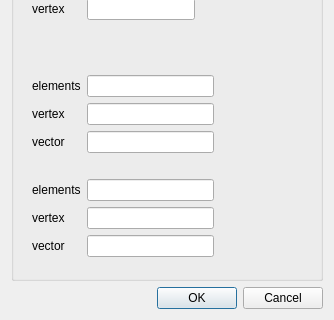
The window that src/HEXABLOCKGUI/Symmetry_QTD.ui (SalomePlatform/hexablock) describes before a commit, drawn with Qt 5; both pictures show x 0 to 334 and y 146 to 466 of the 334 by 466 pixel window.
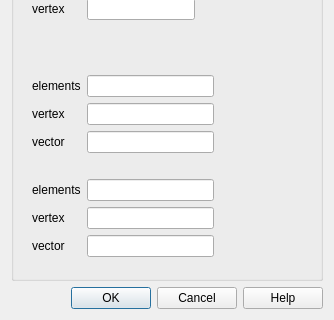
The same window after the commit.

Commit message: added: -Propagation, Vector ( completed ) dialog panel. -Help button on all panel. -Delegate for all Panel updated: -menu always showed for each action

Patch:
```diff
--- a/src/HEXABLOCKGUI/Symmetry_QTD.ui
+++ b/src/HEXABLOCKGUI/Symmetry_QTD.ui
@@ -249,7 +249,7 @@
       <enum>Qt::Horizontal</enum>
      </property>
      <property name="standardButtons">
-      <set>QDialogButtonBox::Cancel|QDialogButtonBox::Ok</set>
+      <set>QDialogButtonBox::Cancel|QDialogButtonBox::Ok|QDialogButtonBox::Help</set>
      </property>
     </widget>
    </item>
```
The commit also changes 37 other files.
